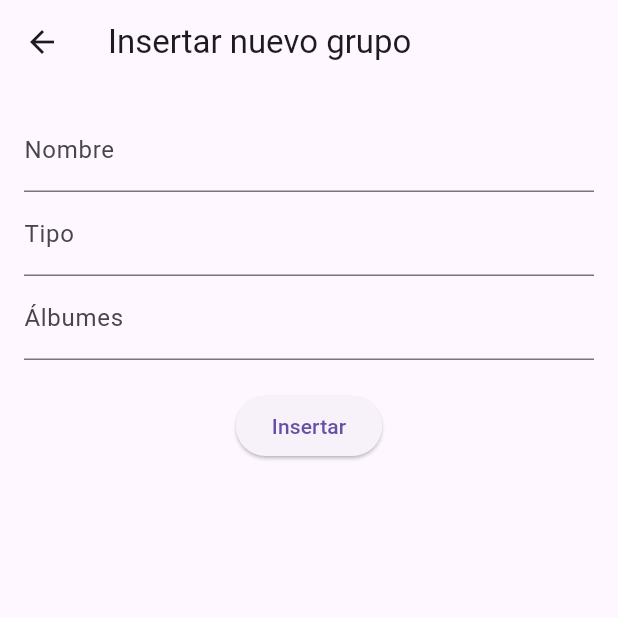
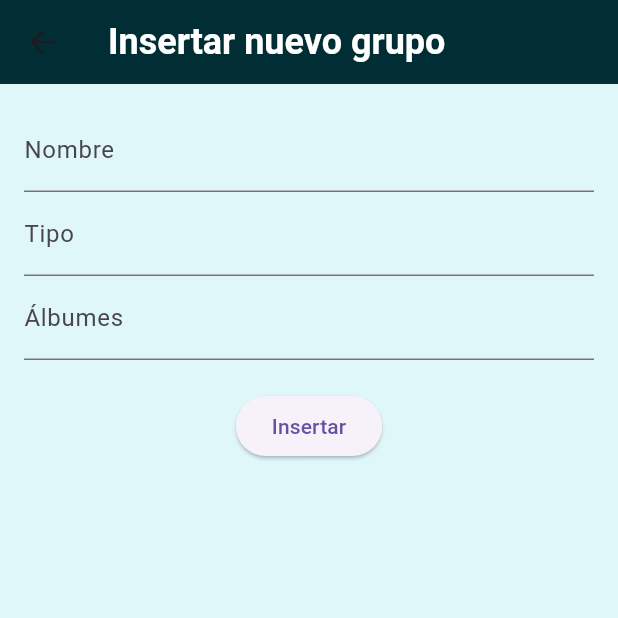
Before and after one commit to EsmeMP/mongoDB, a Flutter app: the screen it shows after launch, after a tap on the "add" icon, on a phone screen of 412 x 824 dp, the top half of it. Run offline on Flutter 3.47's test engine with Material 3 defaults, Android fonts, the phone set to English and light mode, and no system bars; our stand-ins replace google_fonts; missing offline and left inert: mongo_dart.

Commit message:
06 Creando Plantillas (indeterminado)

```diff
--- a/lib/main.dart
+++ b/lib/main.dart
@@ -1,6 +1,7 @@
 import 'package:flutter/material.dart';
 import 'package:mongo5a/screens/groups_screens.dart';
 import 'package:mongo5a/services/mongo_service.dart';
+import 'package:mongo5a/widgets/theme.dart';
 
 void main() async {
   WidgetsFlutterBinding.ensureInitialized();
@@ -13,9 +14,10 @@ class MainApp extends StatelessWidget {
 
   @override
   Widget build(BuildContext context) {
-    return const MaterialApp(
+    return MaterialApp(
       debugShowCheckedModeBanner: false,
-      home: GroupsScreen(),
+      theme: tema1(),
+      home: const GroupsScreen(),
     );
   }
 }
--- a/lib/screens/groups_screens.dart
+++ b/lib/screens/groups_screens.dart
@@ -138,7 +138,10 @@ class _GroupsScreenState extends State<GroupsScreen> {
 
   ListTile oneTile(GroupModel group) {
     return ListTile(
-      title: Text(group.name),
+      title: Text(
+        group.name,
+        style: Theme.of(context).textTheme.headlineMedium,
+      ),
       subtitle: Text(group.type),
       trailing: Row(
         mainAxisSize: MainAxisSize.min,
--- /dev/null
+++ b/lib/widgets/theme.dart
@@ -0,0 +1,27 @@
+import 'package:flutter/material.dart';
+import 'package:google_fonts/google_fonts.dart';
+
+ThemeData tema1() {
+  return ThemeData(
+      //color de fondo
+      scaffoldBackgroundColor: Colors.cyan[50],
+
+      //color de la barra de navegación
+      appBarTheme: AppBarTheme(
+        backgroundColor: const Color.fromARGB(255, 0, 46, 52),
+        titleTextStyle: GoogleFonts.aBeeZee(
+          color: Colors.white,
+          fontSize: 24.0,
+          fontWeight: FontWeight.bold,
+        ),
+      ),
+      // estilos de texto
+      textTheme: TextTheme(
+        //Titulos
+        headlineMedium: GoogleFonts.langar(
+          color: const Color.fromARGB(255, 0, 46, 52),
+          fontWeight: FontWeight.bold,
+          fontSize: 24.0,
+        ),
+      ));
+}
--- a/pubspec.yaml
+++ b/pubspec.yaml
@@ -9,6 +9,7 @@ environment:
 dependencies:
   flutter:
     sdk: flutter
+  google_fonts: ^6.2.1
   mongo_dart: ^0.10.4
 
 dev_dependencies:
```
Also changed, not shown: pubspec.lock, 2 other files.
